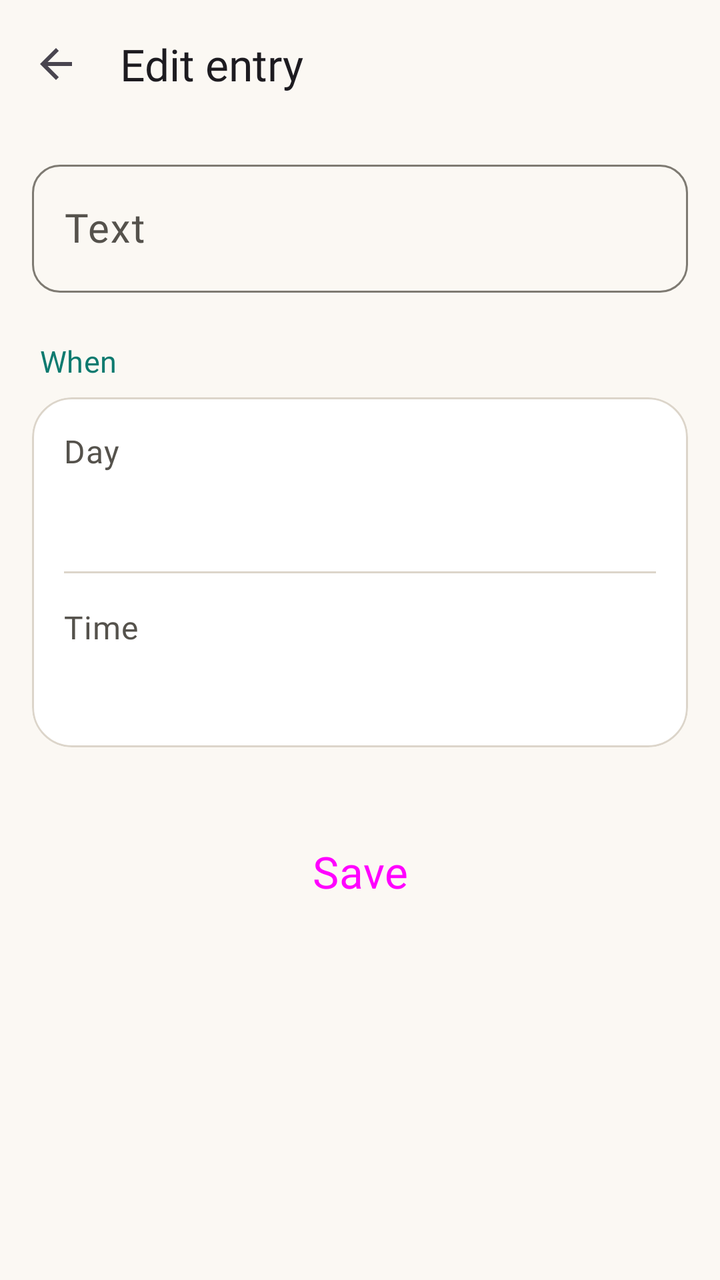
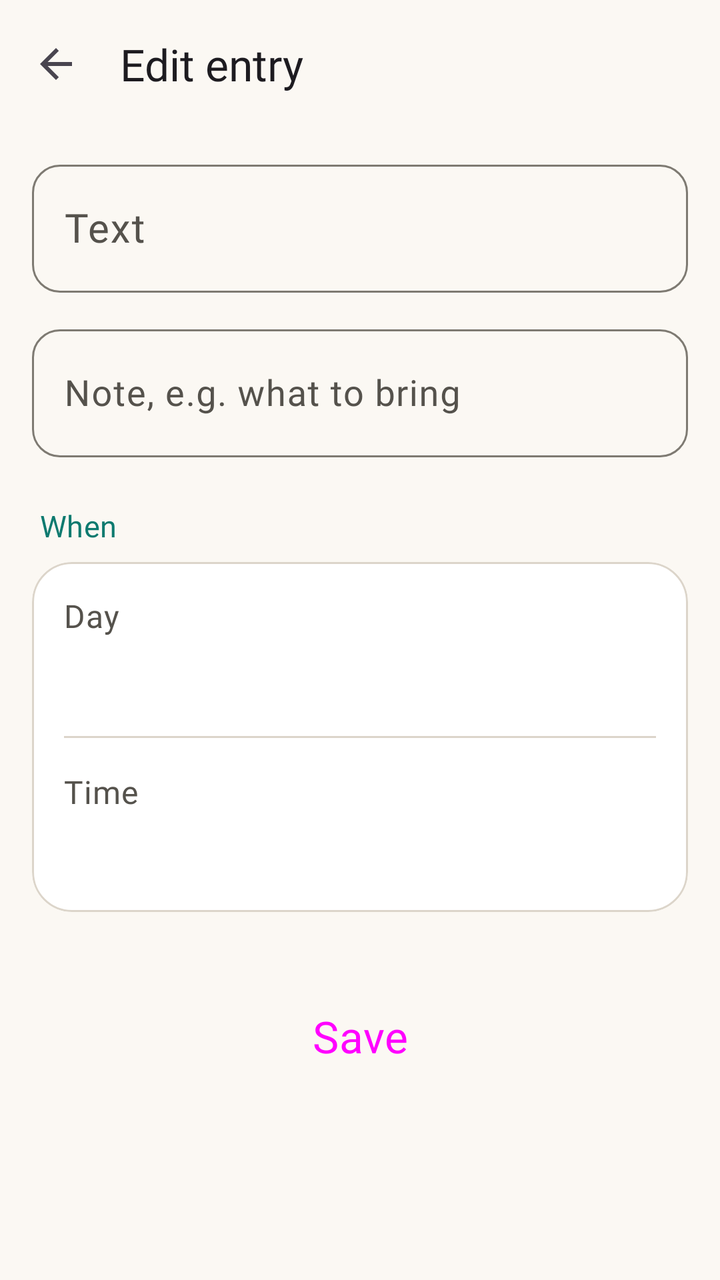

An Android layout rendered at two revisions. The XML below is the earlier revision; the diff shows what the commit changed to produce the second picture.
<!-- AndroidManifest.xml: application theme Theme.Merks -->
<!-- res/layout/activity_edit.xml -->
<?xml version="1.0" encoding="utf-8"?>
<LinearLayout xmlns:android="http://schemas.android.com/apk/res/android"
    xmlns:app="http://schemas.android.com/apk/res-auto"
    android:layout_width="match_parent"
    android:layout_height="match_parent"
    android:background="?android:attr/colorBackground"
    android:fitsSystemWindows="true"
    android:orientation="vertical">

    <com.google.android.material.appbar.MaterialToolbar
        android:id="@+id/toolbar"
        android:layout_width="match_parent"
        android:layout_height="?attr/actionBarSize"
        app:navigationContentDescription="@string/back"
        app:navigationIcon="@drawable/ic_arrow_back"
        app:title="@string/edit_title"
        app:titleTextAppearance="?attr/textAppearanceTitleLarge" />

    <ScrollView
        android:layout_width="match_parent"
        android:layout_height="0dp"
        android:layout_weight="1">

        <LinearLayout
            android:layout_width="match_parent"
            android:layout_height="wrap_content"
            android:orientation="vertical"
            android:paddingHorizontal="16dp"
            android:paddingBottom="24dp">

            <com.google.android.material.textfield.TextInputLayout
                android:id="@+id/edit_text_box"
                style="@style/Widget.Material3.TextInputLayout.OutlinedBox"
                android:layout_width="match_parent"
                android:layout_height="wrap_content"
                android:layout_marginTop="12dp"
                android:hint="@string/edit_text"
                app:boxCornerRadiusBottomEnd="14dp"
                app:boxCornerRadiusBottomStart="14dp"
                app:boxCornerRadiusTopEnd="14dp"
                app:boxCornerRadiusTopStart="14dp">

                <com.google.android.material.textfield.TextInputEditText
                    android:id="@+id/edit_text"
                    android:layout_width="match_parent"
                    android:layout_height="wrap_content"
                    android:importantForAutofill="no"
                    android:inputType="textCapSentences|textMultiLine"
                    android:maxLines="5"
                    android:minHeight="64dp"
                    android:textSize="20sp" />
            </com.google.android.material.textfield.TextInputLayout>

            <TextView
                style="@style/Merks.SectionLabel"
                android:text="@string/edit_when" />

            <com.google.android.material.card.MaterialCardView
                style="@style/Widget.Material3.CardView.Filled"
                android:layout_width="match_parent"
                android:layout_height="wrap_content"
                app:cardBackgroundColor="?attr/colorSurfaceContainerLowest"
                app:cardCornerRadius="20dp"
                app:strokeColor="?attr/colorOutlineVariant"
                app:strokeWidth="1dp">

                <LinearLayout
                    android:layout_width="match_parent"
                    android:layout_height="wrap_content"
                    android:orientation="vertical">

                    <LinearLayout
                        android:id="@+id/row_date"
                        android:layout_width="match_parent"
                        android:layout_height="wrap_content"
                        android:background="?attr/selectableItemBackground"
                        android:minHeight="76dp"
                        android:orientation="vertical"
                        android:padding="16dp">

                        <TextView
                            android:layout_width="match_parent"
                            android:layout_height="wrap_content"
                            android:text="@string/edit_date"
                            android:textAppearance="?attr/textAppearanceBodyMedium"
                            android:textColor="?attr/colorOnSurfaceVariant" />

                        <TextView
                            android:id="@+id/date_value"
                            android:layout_width="match_parent"
                            android:layout_height="wrap_content"
                            android:layout_marginTop="4dp"
                            android:textAppearance="?attr/textAppearanceTitleLarge"
                            android:textColor="?attr/colorPrimary" />
                    </LinearLayout>

                    <com.google.android.material.divider.MaterialDivider
                        android:layout_width="match_parent"
                        android:layout_height="wrap_content"
                        android:layout_marginHorizontal="16dp"
                        app:dividerColor="?attr/colorOutlineVariant" />

                    <LinearLayout
                        android:id="@+id/row_time"
                        android:layout_width="match_parent"
                        android:layout_height="wrap_content"
                        android:background="?attr/selectableItemBackground"
                        android:minHeight="76dp"
                        android:orientation="vertical"
                        android:padding="16dp">

                        <TextView
                            android:layout_width="match_parent"
                            android:layout_height="wrap_content"
                            android:text="@string/edit_time"
                            android:textAppearance="?attr/textAppearanceBodyMedium"
                            android:textColor="?attr/colorOnSurfaceVariant" />

                        <TextView
                            android:id="@+id/time_value"
                            android:layout_width="match_parent"
                            android:layout_height="wrap_content"
                            android:layout_marginTop="4dp"
                            android:textAppearance="?attr/textAppearanceTitleLarge"
                            android:textColor="?attr/colorPrimary" />
                    </LinearLayout>
                </LinearLayout>
            </com.google.android.material.card.MaterialCardView>

            <Button
                android:id="@+id/remove_time"
                style="@style/Widget.Material3.Button.TextButton"
                android:layout_width="wrap_content"
                android:layout_height="wrap_content"
                android:layout_marginTop="4dp"
                android:minHeight="52dp"
                android:text="@string/edit_remove_time"
                android:visibility="gone" />

            
            <TextView
                android:id="@+id/edit_note"
                android:layout_width="match_parent"
                android:layout_height="wrap_content"
                android:layout_marginStart="4dp"
                android:layout_marginTop="8dp"
                android:textAppearance="?attr/textAppearanceBodyMedium"
                android:textColor="?attr/colorOnSurfaceVariant"
                android:visibility="gone" />

            <Button
                android:id="@+id/save"
                style="@style/Widget.Merks.Button.Big"
                android:layout_width="match_parent"
                android:layout_height="wrap_content"
                android:layout_marginTop="24dp"
                android:text="@string/edit_save" />
        </LinearLayout>
    </ScrollView>
</LinearLayout>
<!-- resources referenced by this layout -->
<resources>
  <string name="back">Back</string>
  <string name="edit_date">Day</string>
  <string name="edit_remove_time">Remove the time</string>
  <string name="edit_save">Save</string>
  <string name="edit_text">Text</string>
  <string name="edit_time">Time</string>
  <string name="edit_title">Edit entry</string>
  <string name="edit_when">When</string>
  <color name="m_primary">#0D7A6F</color>
  <color name="m_on_primary">#FFFFFF</color>
  <color name="m_primary_container">#C6EDE7</color>
  <color name="m_on_primary_container">#00332D</color>
  <color name="m_secondary">#8A5A00</color>
  <color name="m_on_secondary">#FFFFFF</color>
  <color name="m_secondary_container">#FFE2B6</color>
  <color name="m_on_secondary_container">#2C1A00</color>
  <color name="m_background">#FBF8F3</color>
  <color name="m_on_background">#1C1B19</color>
  <color name="m_surface">#FBF8F3</color>
  <color name="m_on_surface">#1C1B19</color>
  <color name="m_surface_variant">#ECE6DC</color>
  <color name="m_on_surface_variant">#55524C</color>
  <color name="m_surface_container_lowest">#FFFFFF</color>
  <color name="m_surface_container_low">#F5F1EA</color>
  <color name="m_surface_container">#F0EBE3</color>
  <color name="m_surface_container_high">#EAE5DC</color>
  <color name="m_surface_container_highest">#E4DED5</color>
  <color name="m_outline">#7E7A72</color>
  <color name="m_outline_variant">#DCD5CA</color>
  <color name="m_error">#B3261E</color>
  <color name="m_on_error">#FFFFFF</color>
  <color name="m_inverse_surface">#31302D</color>
  <color name="m_inverse_on_surface">#F4F0EA</color>
  <color name="m_inverse_primary">#7FD8CB</color>
  <style name="TextAppearance.Merks.BodyLarge" parent="TextAppearance.Material3.BodyLarge">
          <item name="android:fontFamily">@font/nunito</item>
          <item name="fontFamily">@font/nunito</item>
          <item name="android:textSize">18sp</item>
      </style>
  <style name="TextAppearance.Merks.HeadlineMedium" parent="TextAppearance.Material3.HeadlineMedium">
          <item name="android:fontFamily">@font/nunito_extrabold</item>
          <item name="fontFamily">@font/nunito_extrabold</item>
      </style>
  <style name="TextAppearance.Merks.HeadlineSmall" parent="TextAppearance.Material3.HeadlineSmall">
          <item name="android:fontFamily">@font/nunito_extrabold</item>
          <item name="fontFamily">@font/nunito_extrabold</item>
      </style>
  <style name="TextAppearance.Merks.BodyMedium" parent="TextAppearance.Material3.BodyMedium">
          <item name="android:fontFamily">@font/nunito</item>
          <item name="fontFamily">@font/nunito</item>
          <item name="android:textSize">16sp</item>
      </style>
  <style name="TextAppearance.Merks.BodySmall" parent="TextAppearance.Material3.BodySmall">
          <item name="android:fontFamily">@font/nunito</item>
          <item name="fontFamily">@font/nunito</item>
          <item name="android:textSize">14sp</item>
      </style>
  <style name="TextAppearance.Merks.LabelLarge" parent="TextAppearance.Material3.LabelLarge">
          <item name="android:fontFamily">@font/nunito_bold</item>
          <item name="fontFamily">@font/nunito_bold</item>
          <item name="android:textSize">17sp</item>
      </style>
  <style name="TextAppearance.Merks.LabelMedium" parent="TextAppearance.Material3.LabelMedium">
          <item name="android:fontFamily">@font/nunito_semibold</item>
          <item name="fontFamily">@font/nunito_semibold</item>
      </style>
  <style name="TextAppearance.Merks.LabelSmall" parent="TextAppearance.Material3.LabelSmall">
          <item name="android:fontFamily">@font/nunito_semibold</item>
          <item name="fontFamily">@font/nunito_semibold</item>
      </style>
  <!-- unchanged entries left out for length: 7 -->
</resources>

<!-- the commit's change to res/layout/activity_edit.xml (unified diff, before → after) -->
@@ -49,6 +49,30 @@
                     android:maxLines="5"
                     android:minHeight="64dp"
                     android:textSize="20sp" />
+            </com.google.android.material.textfield.TextInputLayout>
+
+            
+            <com.google.android.material.textfield.TextInputLayout
+                android:id="@+id/edit_note_box"
+                style="@style/Widget.Material3.TextInputLayout.OutlinedBox"
+                android:layout_width="match_parent"
+                android:layout_height="wrap_content"
+                android:layout_marginTop="12dp"
+                android:hint="@string/edit_note_field"
+                app:boxCornerRadiusBottomEnd="14dp"
+                app:boxCornerRadiusBottomStart="14dp"
+                app:boxCornerRadiusTopEnd="14dp"
+                app:boxCornerRadiusTopStart="14dp">
+
+                <com.google.android.material.textfield.TextInputEditText
+                    android:id="@+id/edit_note_text"
+                    android:layout_width="match_parent"
+                    android:layout_height="wrap_content"
+                    android:importantForAutofill="no"
+                    android:inputType="textCapSentences|textMultiLine"
+                    android:maxLines="8"
+                    android:minHeight="64dp"
+                    android:textSize="18sp" />
             </com.google.android.material.textfield.TextInputLayout>
 
             <TextView
<!-- resource entries referenced after the edit -->
@@ -2,6 +2,7 @@
 <resources>
   <string name="back">Back</string>
   <string name="edit_date">Day</string>
+  <string name="edit_note_field">Note, e.g. what to bring</string>
   <string name="edit_remove_time">Remove the time</string>
   <string name="edit_save">Save</string>
   <string name="edit_text">Text</string>
